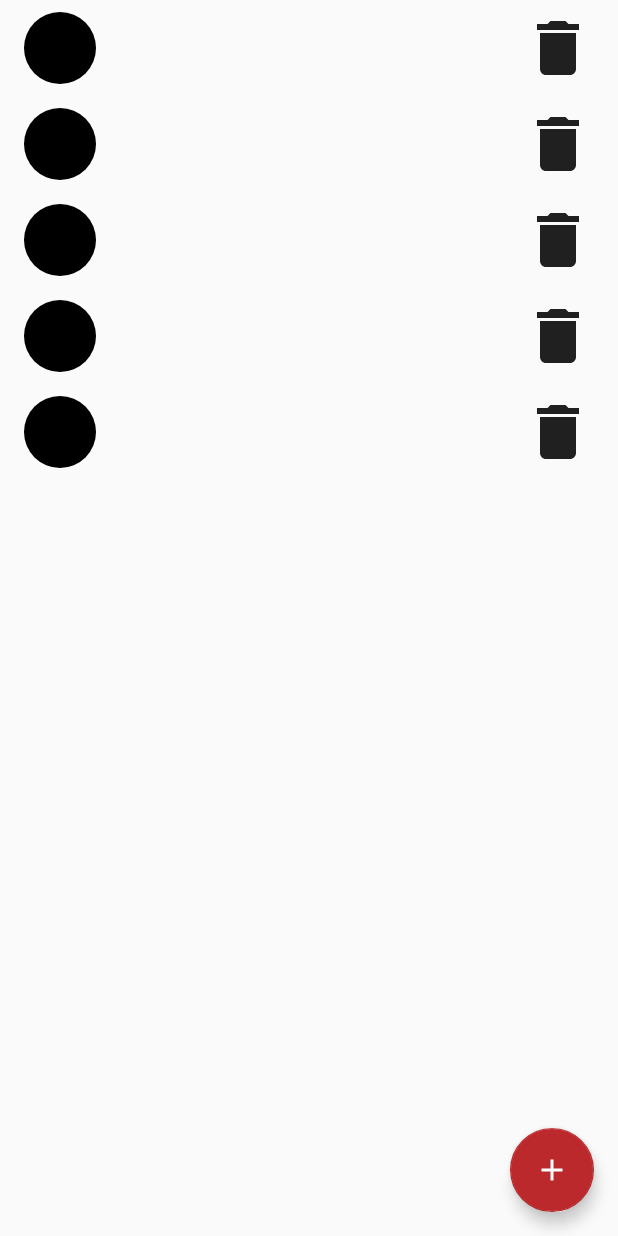
After one commit to nmoges/OC_Project5_Todoc, an Android app: the layout fragment_task_list.xml on its own in the app's theme, with its tools: preview values and no code run, on a phone screen of 412 x 824 dp. The commit adds this screen. Run offline under Robolectric (Android 15) with nearby library versions, the phone set to English and light mode, and no system bars.

Commit message:
Update architecture + File reorganization :
> New fragment TaskListFragment created :
	- Logic for task list handling moved into TaskListFragment file

> New interface MainActivityCallback created to handle communication between TaskListFragment and MainActivity :
	- new method setToolbarTitle() implemented in MainActivity

> Files reorganization :
	- SortMethod.java moved in new package "utils"
	- TaskActions, TaskListFragment, TasksAdapter moved in new package "ui.fragments"

```diff
--- a/app/src/main/AndroidManifest.xml
+++ b/app/src/main/AndroidManifest.xml
@@ -14,7 +14,8 @@
         >
         <activity
             android:name=".ui.MainActivity"
-            android:label="@string/app_name">
+            android:label="@string/app_name"
+            android:theme="@style/AppTheme.NoActionBar">
             <intent-filter>
                 <action android:name="android.intent.action.MAIN" />
                 <category android:name="android.intent.category.LAUNCHER" />
--- a/app/src/main/java/com/cleanup/todoc/model/Project.java
+++ b/app/src/main/java/com/cleanup/todoc/model/Project.java
@@ -3,16 +3,20 @@ package com.cleanup.todoc.model;
 import androidx.annotation.ColorInt;
 import androidx.annotation.NonNull;
 import androidx.annotation.Nullable;
+import androidx.room.Entity;
+import androidx.room.PrimaryKey;
 
 /**
  * <p>Models for project in which tasks are included.</p>
  *
  * @author Gaëtan HERFRAY
  */
+//@Entity
 public class Project {
     /**
      * The unique identifier of the project
      */
+   // @PrimaryKey
     private final long id;
 
     /**
--- a/app/src/main/java/com/cleanup/todoc/ui/dialogs/TaskDialog.java
+++ b/app/src/main/java/com/cleanup/todoc/ui/dialogs/TaskDialog.java
@@ -14,7 +14,7 @@ import android.widget.Spinner;
 import com.cleanup.todoc.R;
 import com.cleanup.todoc.model.Project;
 import com.cleanup.todoc.model.Task;
-import com.cleanup.todoc.ui.TaskActions;
+import com.cleanup.todoc.ui.fragments.TaskActions;
 import java.util.Date;
 
 public class TaskDialog extends DialogFragment {
--- a/app/src/main/java/com/cleanup/todoc/ui/TaskActions.java
+++ b/app/src/main/java/com/cleanup/todoc/ui/fragments/TaskActions.java
@@ -1,4 +1,4 @@
-package com.cleanup.todoc.ui;
+package com.cleanup.todoc.ui.fragments;
 
 import androidx.annotation.NonNull;
 import com.cleanup.todoc.model.Task;
--- a/app/src/main/java/com/cleanup/todoc/ui/TasksAdapter.java
+++ b/app/src/main/java/com/cleanup/todoc/ui/fragments/TasksAdapter.java
@@ -1,4 +1,4 @@
-package com.cleanup.todoc.ui;
+package com.cleanup.todoc.ui.fragments;
 
 import android.content.res.ColorStateList;
 import android.view.LayoutInflater;
@@ -36,7 +36,7 @@ public class TasksAdapter extends RecyclerView.Adapter<TasksAdapter.TaskViewHold
      *
      * @param tasks the list of tasks the adapter deals with to set
      */
-    TasksAdapter(@NonNull final List<Task> tasks, @NonNull final DeleteTaskListener deleteTaskListener) {
+    public TasksAdapter(@NonNull final List<Task> tasks, @NonNull final DeleteTaskListener deleteTaskListener) {
         this.tasks = tasks;
         this.deleteTaskListener = deleteTaskListener;
     }
@@ -46,7 +46,7 @@ public class TasksAdapter extends RecyclerView.Adapter<TasksAdapter.TaskViewHold
      *
      * @param tasks the list of tasks the adapter deals with to set
      */
-    void updateTasks(@NonNull final List<Task> tasks) {
+    public void updateTasks(@NonNull final List<Task> tasks) {
         this.tasks = tasks;
         notifyDataSetChanged();
     }
--- a/app/src/main/java/com/cleanup/todoc/ui/SortMethod.java
+++ b/app/src/main/java/com/cleanup/todoc/utils/SortMethod.java
@@ -1,4 +1,4 @@
-package com.cleanup.todoc.ui;
+package com.cleanup.todoc.utils;
 
 /**
  * List of all possible sort methods for task
--- /dev/null
+++ b/app/src/main/res/layout/fragment_task_list.xml
@@ -0,0 +1,40 @@
+<?xml version="1.0" encoding="utf-8"?>
+<RelativeLayout xmlns:android="http://schemas.android.com/apk/res/android"
+    xmlns:tools="http://schemas.android.com/tools"
+    android:layout_width="match_parent"
+    android:layout_height="match_parent"
+    xmlns:app="http://schemas.android.com/apk/res-auto"
+    tools:context=".ui.fragments.TaskListFragment">
+
+    <TextView
+        android:id="@+id/lbl_no_task"
+        android:layout_width="wrap_content"
+        android:layout_height="wrap_content"
+        android:layout_centerInParent="true"
+        android:drawableTop="@drawable/ic_work_off"
+        android:gravity="center_horizontal"
+        android:text="@string/no_task"
+        android:textSize="22sp"
+        tools:visibility="gone" />
+
+    <androidx.recyclerview.widget.RecyclerView
+        android:id="@+id/list_tasks"
+        android:layout_width="match_parent"
+        android:layout_height="match_parent"
+        android:clipToPadding="false"
+        android:paddingBottom="88dp"
+        tools:itemCount="5"
+        tools:listitem="@layout/item_task" />
+
+    <com.google.android.material.floatingactionbutton.FloatingActionButton
+        android:id="@+id/fab_add_task"
+        android:layout_width="56dp"
+        android:layout_height="56dp"
+        android:layout_alignParentEnd="true"
+        android:layout_alignParentBottom="true"
+        android:layout_marginEnd="16dp"
+        android:layout_marginBottom="16dp"
+        android:contentDescription="@string/add_task"
+        app:srcCompat="@drawable/ic_add" />
+
+</RelativeLayout>
--- a/app/src/main/res/values/strings.xml
+++ b/app/src/main/res/values/strings.xml
@@ -16,4 +16,6 @@
     <string name="task_name_hint">Nom de la tâche</string>
 
     <string name="empty_task_name">Le nom de la tâche doit être renseigné</string>
+    <!-- TODO: Remove or change this placeholder text -->
+    <string name="hello_blank_fragment">Hello blank fragment</string>
 </resources>
--- a/app/src/main/res/values/styles.xml
+++ b/app/src/main/res/values/styles.xml
@@ -7,6 +7,13 @@
         <item name="colorAccent">@color/colorAccent</item>
     </style>
 
+    <!-- No Action Bar theme -->
+    <style name="AppTheme.NoActionBar">
+        <item name="windowActionBar">false</item>
+        <item name="windowNoTitle">true</item>
+        <item name="android:textColorSecondary">#FFFFFF</item>
+    </style>
+
     <style name="Dialog" parent="Theme.AppCompat.Light.Dialog">
         <item name="colorAccent">@color/colorPrimary</item>
     </style>
```
Also changed, not shown: app/build.gradle (+22 -7 lines), app/src/main/java/com/cleanup/todoc/model/Task.java (+6 -1 lines), app/src/main/java/com/cleanup/todoc/ui/MainActivity.java (+10 -148 lines), app/src/main/java/com/cleanup/todoc/ui/MainActivityCallback.java (added, +8 -0 lines), app/src/main/java/com/cleanup/todoc/ui/fragments/TaskListFragment.java (added, +202 -0 lines), app/src/main/res/layout/activity_main.xml (+32 -33 lines).
